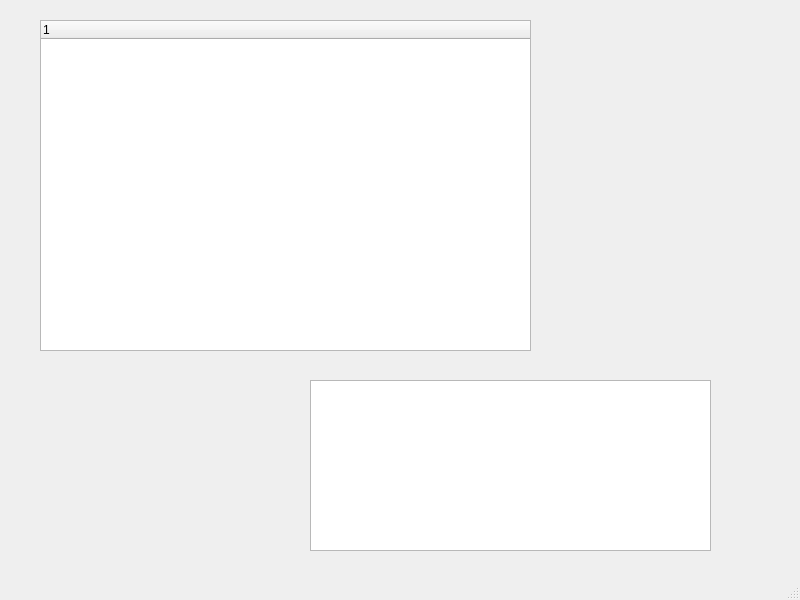
This is Task_2/mainwindow.ui in Kioma-dt/LR7_SEM2 as Qt 5 draws it before an edit. The edited form follows.
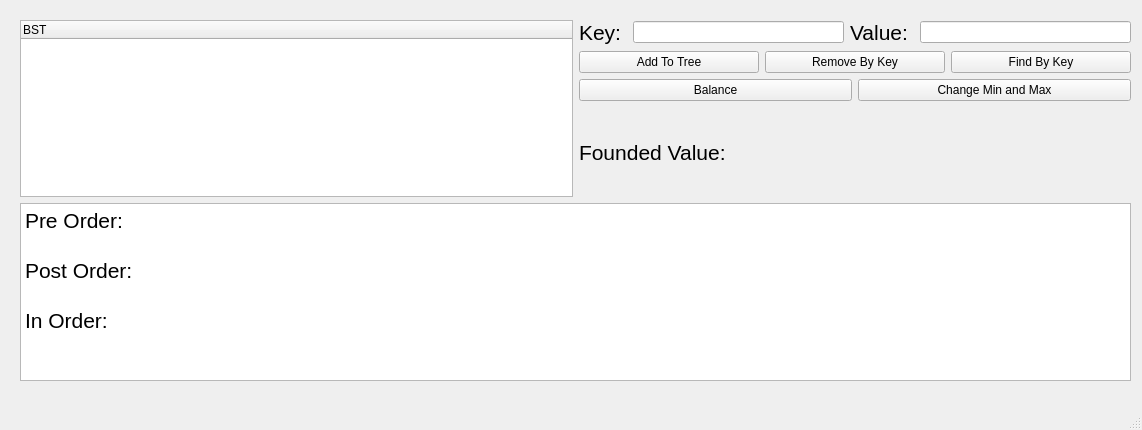
This is the edited form.

What changed in the file:
```diff
--- a/Task_2/mainwindow.ui
+++ b/Task_2/mainwindow.ui
@@ -6,38 +6,168 @@
    <rect>
     <x>0</x>
     <y>0</y>
-    <width>800</width>
-    <height>600</height>
+    <width>1142</width>
+    <height>430</height>
    </rect>
   </property>
   <property name="windowTitle">
    <string>MainWindow</string>
   </property>
   <widget class="QWidget" name="centralwidget">
-   <widget class="QTreeWidget" name="treeWidget">
+   <widget class="QWidget" name="">
     <property name="geometry">
      <rect>
-      <x>40</x>
+      <x>20</x>
       <y>20</y>
-      <width>491</width>
-      <height>331</height>
+      <width>1111</width>
+      <height>361</height>
      </rect>
     </property>
-    <column>
-     <property name="text">
-      <string notr="true">1</string>
-     </property>
-    </column>
-   </widget>
-   <widget class="QTextEdit" name="textEdit">
-    <property name="geometry">
-     <rect>
-      <x>310</x>
-      <y>380</y>
-      <width>401</width>
-      <height>171</height>
-     </rect>
-    </property>
+    <layout class="QVBoxLayout" name="verticalLayout_2">
+     <item>
+      <layout class="QHBoxLayout" name="horizontalLayout_5">
+       <item>
+        <widget class="QTreeWidget" name="treeWidget">
+         <column>
+          <property name="text">
+           <string notr="true">BST</string>
+          </property>
+         </column>
+        </widget>
+       </item>
+       <item>
+        <layout class="QVBoxLayout" name="verticalLayout">
+         <item>
+          <layout class="QHBoxLayout" name="horizontalLayout">
+           <item>
+            <widget class="QLabel" name="label">
+             <property name="font">
+              <font>
+               <pointsize>16</pointsize>
+              </font>
+             </property>
+             <property name="text">
+              <string>Key: </string>
+             </property>
+            </widget>
+           </item>
+           <item>
+            <widget class="QLineEdit" name="lineKey"/>
+           </item>
+           <item>
+            <widget class="QLabel" name="label_2">
+             <property name="font">
+              <font>
+               <pointsize>16</pointsize>
+              </font>
+             </property>
+             <property name="text">
+              <string>Value: </string>
+             </property>
+            </widget>
+           </item>
+           <item>
+            <widget class="QLineEdit" name="lineValue"/>
+           </item>
+          </layout>
+         </item>
+         <item>
+          <layout class="QHBoxLayout" name="horizontalLayout_2">
+           <item>
+            <widget class="QPushButton" name="buttonAdd">
+             <property name="text">
+              <string>Add To Tree</string>
+             </property>
+            </widget>
+           </item>
+           <item>
+            <widget class="QPushButton" name="buttonRemove">
+             <property name="text">
+              <string>Remove By Key</string>
+             </property>
+            </widget>
+           </item>
+           <item>
+            <widget class="QPushButton" name="buttonFind">
+             <property name="text">
+              <string>Find By Key</string>
+             </property>
+            </widget>
+           </item>
+          </layout>
+         </item>
+         <item>
+          <layout class="QHBoxLayout" name="horizontalLayout_4">
+           <item>
+            <widget class="QPushButton" name="buttonBalance">
+             <property name="text">
+              <string>Balance</string>
+             </property>
+            </widget>
+           </item>
+           <item>
+            <widget class="QPushButton" name="buttonChange">
+             <property name="text">
+              <string>Change Min and Max</string>
+             </property>
+            </widget>
+           </item>
+          </layout>
+         </item>
+         <item>
+          <layout class="QHBoxLayout" name="horizontalLayout_3">
+           <item>
+            <widget class="QLabel" name="label_3">
+             <property name="font">
+              <font>
+               <pointsize>16</pointsize>
+              </font>
+             </property>
+             <property name="text">
+              <string>Founded Value: </string>
+             </property>
+            </widget>
+           </item>
+           <item>
+            <widget class="QLabel" name="labelFounded">
+             <property name="text">
+              <string/>
+             </property>
+            </widget>
+           </item>
+          </layout>
+         </item>
+        </layout>
+       </item>
+      </layout>
+     </item>
+     <item>
+      <widget class="QTextEdit" name="textTree">
+       <property name="font">
+        <font>
+         <pointsize>16</pointsize>
+        </font>
+       </property>
+       <property name="html">
+        <string>&lt;!DOCTYPE HTML PUBLIC &quot;-//W3C//DTD HTML 4.0//EN&quot; &quot;http://www.w3.org/TR/REC-html40/strict.dtd&quot;&gt;
+&lt;html&gt;&lt;head&gt;&lt;meta name=&quot;qrichtext&quot; content=&quot;1&quot; /&gt;&lt;meta charset=&quot;utf-8&quot; /&gt;&lt;style type=&quot;text/css&quot;&gt;
+p, li { white-space: pre-wrap; }
+hr { height: 1px; border-width: 0; }
+li.unchecked::marker { content: &quot;\2610&quot;; }
+li.checked::marker { content: &quot;\2612&quot;; }
+&lt;/style&gt;&lt;/head&gt;&lt;body style=&quot; font-family:'Ubuntu Sans'; font-size:16pt; font-weight:400; font-style:normal;&quot;&gt;
+&lt;p style=&quot; margin-top:0px; margin-bottom:0px; margin-left:0px; margin-right:0px; -qt-block-indent:0; text-indent:0px;&quot;&gt;Pre Order:&lt;/p&gt;
+&lt;p style=&quot;-qt-paragraph-type:empty; margin-top:0px; margin-bottom:0px; margin-left:0px; margin-right:0px; -qt-block-indent:0; text-indent:0px;&quot;&gt;&lt;br /&gt;&lt;/p&gt;
+&lt;p style=&quot; margin-top:0px; margin-bottom:0px; margin-left:0px; margin-right:0px; -qt-block-indent:0; text-indent:0px;&quot;&gt;Post Order:&lt;/p&gt;
+&lt;p style=&quot;-qt-paragraph-type:empty; margin-top:0px; margin-bottom:0px; margin-left:0px; margin-right:0px; -qt-block-indent:0; text-indent:0px;&quot;&gt;&lt;br /&gt;&lt;/p&gt;
+&lt;p style=&quot; margin-top:0px; margin-bottom:0px; margin-left:0px; margin-right:0px; -qt-block-indent:0; text-indent:0px;&quot;&gt;In Order:&lt;/p&gt;&lt;/body&gt;&lt;/html&gt;</string>
+       </property>
+       <property name="textInteractionFlags">
+        <set>Qt::NoTextInteraction</set>
+       </property>
+      </widget>
+     </item>
+    </layout>
    </widget>
   </widget>
   <widget class="QMenuBar" name="menubar">
```
Left out of the diff: 2 changed lines with no effect on the pictures.
